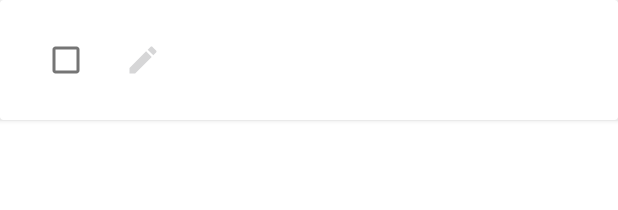
After one commit to Souljeee/SpaceApp, an Android app: the layout task_item_layout.xml on its own in the app's theme, with its tools: preview values and no code run, on a phone screen of 412 x 824 dp. The commit adds this screen. Shown: the top 210 px of the screen. Run offline under Robolectric (Android 15) with nearby library versions, the phone set to English and light mode, and no system bars; network calls fail.

Commit message:
homework for lesson6

```diff
--- a/app/src/main/java/com/example/spaceapp/ui/main/MainFragment.kt
+++ b/app/src/main/java/com/example/spaceapp/ui/main/MainFragment.kt
@@ -18,6 +18,7 @@ import com.example.spaceapp.MainActivity
 import com.example.spaceapp.R
 import com.example.spaceapp.databinding.MainFragmentBinding
 import com.example.spaceapp.ui.main.EMWActivity.EMWActivity
+import com.example.spaceapp.ui.main.TODOActivity.TODOActivity
 import com.google.android.material.bottomsheet.BottomSheetBehavior
 import com.squareup.picasso.Picasso
 
@@ -118,6 +119,9 @@ class MainFragment : Fragment() {
             R.id.emw_item ->{
                 activity?.let { startActivity(Intent(it,EMWActivity::class.java)) }
             }
+            R.id.todo_item ->{
+                activity?.let { startActivity(Intent(it, TODOActivity::class.java)) }
+            }
         }
         return super.onOptionsItemSelected(item)
     }
--- /dev/null
+++ b/app/src/main/java/com/example/spaceapp/ui/main/TODOActivity/Task.kt
@@ -0,0 +1,5 @@
+package com.example.spaceapp.ui.main.TODOActivity
+
+data class Task(
+    var name : String = "",
+)
--- /dev/null
+++ b/app/src/main/res/drawable/ic_baseline_add_24.xml
@@ -0,0 +1,5 @@
+<vector android:height="24dp" android:tint="#FFFFFF"
+    android:viewportHeight="24" android:viewportWidth="24"
+    android:width="24dp" xmlns:android="http://schemas.android.com/apk/res/android">
+    <path android:fillColor="@android:color/white" android:pathData="M19,13h-6v6h-2v-6H5v-2h6V5h2v6h6v2z"/>
+</vector>
--- /dev/null
+++ b/app/src/main/res/drawable/ic_baseline_done_24.xml
@@ -0,0 +1,5 @@
+<vector android:height="24dp" android:tint="#FFFFFF"
+    android:viewportHeight="24" android:viewportWidth="24"
+    android:width="24dp" xmlns:android="http://schemas.android.com/apk/res/android">
+    <path android:fillColor="@android:color/white" android:pathData="M9,16.2L4.8,12l-1.4,1.4L9,19 21,7l-1.4,-1.4L9,16.2z"/>
+</vector>
--- /dev/null
+++ b/app/src/main/res/drawable/ic_baseline_edit_24.xml
@@ -0,0 +1,5 @@
+<vector android:height="24dp" android:tint="@color/black"
+    android:viewportHeight="24" android:viewportWidth="24"
+    android:width="24dp" xmlns:android="http://schemas.android.com/apk/res/android">
+    <path android:fillColor="@color/black" android:pathData="M3,17.25V21h3.75L17.81,9.94l-3.75,-3.75L3,17.25zM20.71,7.04c0.39,-0.39 0.39,-1.02 0,-1.41l-2.34,-2.34c-0.39,-0.39 -1.02,-0.39 -1.41,0l-1.83,1.83 3.75,3.75 1.83,-1.83z"/>
+</vector>
--- /dev/null
+++ b/app/src/main/res/layout/task_item_layout.xml
@@ -0,0 +1,30 @@
+<?xml version="1.0" encoding="utf-8"?>
+<androidx.cardview.widget.CardView
+    xmlns:android="http://schemas.android.com/apk/res/android"
+    android:orientation="vertical"
+    android:layout_width="match_parent"
+    android:layout_height="80dp">
+
+   <LinearLayout
+       android:layout_width="match_parent"
+       android:layout_height="match_parent"
+       android:orientation="horizontal">
+       <CheckBox
+           android:id="@+id/task_checkbox"
+           android:layout_gravity="center|start"
+           android:textSize="20sp"
+           android:layout_marginStart="20dp"
+           android:layout_width="wrap_content"
+           android:layout_height="wrap_content"
+           android:textColor="@color/black"/>
+       <ImageButton
+           android:id="@+id/edit_button"
+           android:layout_marginStart="15dp"
+           android:layout_width="wrap_content"
+           android:layout_height="wrap_content"
+           android:layout_gravity="center|start"
+           android:src="@drawable/ic_baseline_edit_24"
+           android:background="@android:color/transparent"/>
+
+   </LinearLayout>
+</androidx.cardview.widget.CardView>
--- a/app/src/main/res/menu/bottom_bar_menu.xml
+++ b/app/src/main/res/menu/bottom_bar_menu.xml
@@ -11,4 +11,10 @@
         android:icon="@drawable/ic_emw"
         android:title="@string/emw_item_title"
         app:showAsAction="always"/>
+
+    <item
+        android:id="@+id/todo_item"
+        android:icon="@drawable/ic_baseline_done_24"
+        android:title="@string/emw_item_title"
+        app:showAsAction="always"/>
 </menu>
--- a/app/src/main/res/values/strings.xml
+++ b/app/src/main/res/values/strings.xml
@@ -16,4 +16,5 @@
     <string name="end_date_title">Введите конечную дату</string>
     <string name="weather_header_text">Coronal mass ejection in the last 30 days</string>
     <string name="space_info_title">Space Info</string>
+    <string name="todo_header_title">Задачи</string>
 </resources>
```
Also changed, not shown: app/src/main/java/com/example/spaceapp/ui/main/TODOActivity/DialogEditerFragment.kt (added, +38 -0 lines), app/src/main/java/com/example/spaceapp/ui/main/TODOActivity/TODOActivity.kt (added, +65 -0 lines), app/src/main/java/com/example/spaceapp/ui/main/TODOActivity/TodoAdapter.kt (added, +85 -0 lines), app/src/main/res/layout/activity_todo.xml (added, +33 -0 lines), app/src/main/res/layout/dialogue_editer.xml (added, +14 -0 lines).
